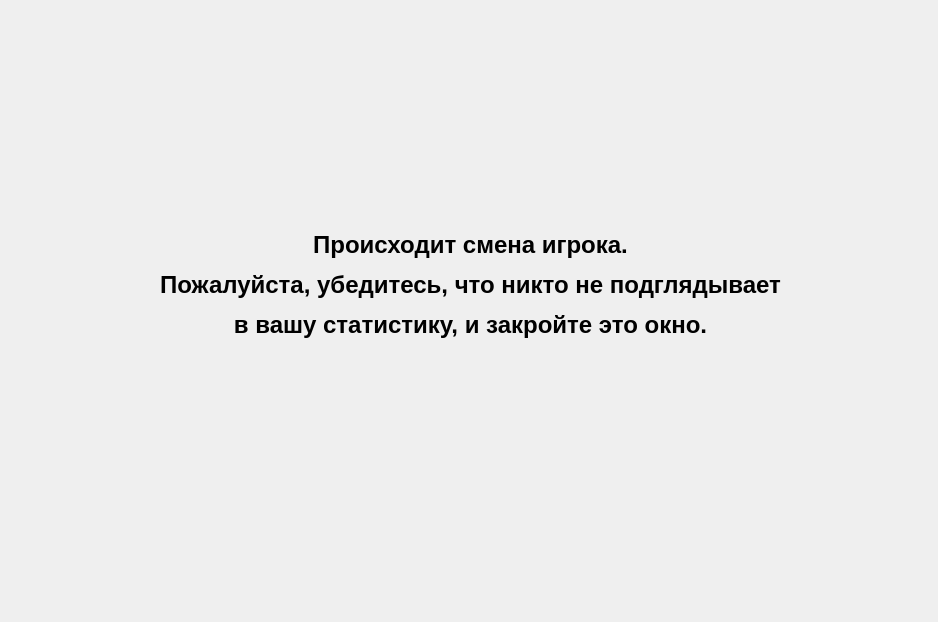
The window that hideplayerstatswindow.ui (Saham9tka/for_bots) describes before a commit, drawn with Qt 5.
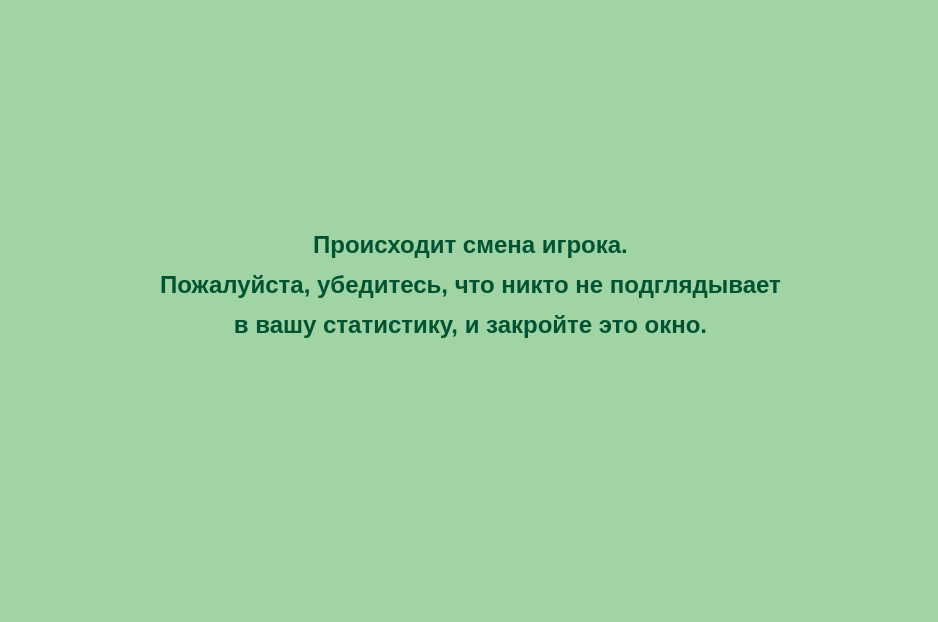
The same window after the commit.

Patch:
```diff
--- a/hideplayerstatswindow.ui
+++ b/hideplayerstatswindow.ui
@@ -10,6 +10,286 @@
     <height>622</height>
    </rect>
   </property>
+  <property name="palette">
+   <palette>
+    <active>
+     <colorrole role="Button">
+      <brush brushstyle="SolidPattern">
+       <color alpha="255">
+        <red>240</red>
+        <green>221</green>
+        <blue>177</blue>
+       </color>
+      </brush>
+     </colorrole>
+     <colorrole role="Light">
+      <brush brushstyle="SolidPattern">
+       <color alpha="255">
+        <red>255</red>
+        <green>255</green>
+        <blue>255</blue>
+       </color>
+      </brush>
+     </colorrole>
+     <colorrole role="Text">
+      <brush brushstyle="SolidPattern">
+       <color alpha="255">
+        <red>2</red>
+        <green>83</green>
+        <blue>49</blue>
+       </color>
+      </brush>
+     </colorrole>
+     <colorrole role="BrightText">
+      <brush brushstyle="SolidPattern">
+       <color alpha="255">
+        <red>0</red>
+        <green>0</green>
+        <blue>0</blue>
+       </color>
+      </brush>
+     </colorrole>
+     <colorrole role="ButtonText">
+      <brush brushstyle="SolidPattern">
+       <color alpha="255">
+        <red>85</red>
+        <green>69</green>
+        <blue>40</blue>
+       </color>
+      </brush>
+     </colorrole>
+     <colorrole role="Base">
+      <brush brushstyle="SolidPattern">
+       <color alpha="255">
+        <red>215</red>
+        <green>240</green>
+        <blue>209</blue>
+       </color>
+      </brush>
+     </colorrole>
+     <colorrole role="Window">
+      <brush brushstyle="SolidPattern">
+       <color alpha="255">
+        <red>160</red>
+        <green>212</green>
+        <blue>164</blue>
+       </color>
+      </brush>
+     </colorrole>
+     <colorrole role="Highlight">
+      <brush brushstyle="SolidPattern">
+       <color alpha="255">
+        <red>89</red>
+        <green>159</green>
+        <blue>118</blue>
+       </color>
+      </brush>
+     </colorrole>
+     <colorrole role="HighlightedText">
+      <brush brushstyle="SolidPattern">
+       <color alpha="255">
+        <red>211</red>
+        <green>240</green>
+        <blue>191</blue>
+       </color>
+      </brush>
+     </colorrole>
+     <colorrole role="AlternateBase">
+      <brush brushstyle="SolidPattern">
+       <color alpha="255">
+        <red>186</red>
+        <green>223</green>
+        <blue>180</blue>
+       </color>
+      </brush>
+     </colorrole>
+     <colorrole role="ToolTipText">
+      <brush brushstyle="SolidPattern">
+       <color alpha="255">
+        <red>0</red>
+        <green>0</green>
+        <blue>0</blue>
+       </color>
+      </brush>
+     </colorrole>
+    </active>
+    <inactive>
+     <colorrole role="Button">
+      <brush brushstyle="SolidPattern">
+       <color alpha="255">
+        <red>240</red>
+        <green>221</green>
+        <blue>177</blue>
+       </color>
+      </brush>
+     </colorrole>
+     <colorrole role="Light">
+      <brush brushstyle="SolidPattern">
+       <color alpha="255">
+        <red>255</red>
+        <green>255</green>
+        <blue>255</blue>
+       </color>
+      </brush>
+     </colorrole>
+     <colorrole role="Text">
+      <brush brushstyle="SolidPattern">
+       <color alpha="255">
+        <red>2</red>
+        <green>83</green>
+        <blue>49</blue>
+       </color>
+      </brush>
+     </colorrole>
+     <colorrole role="BrightText">
+      <brush brushstyle="SolidPattern">
+       <color alpha="255">
+        <red>0</red>
+        <green>0</green>
+        <blue>0</blue>
+       </color>
+      </brush>
+     </colorrole>
+     <colorrole role="ButtonText">
+      <brush brushstyle="SolidPattern">
+       <color alpha="255">
+        <red>85</red>
+        <green>69</green>
+        <blue>40</blue>
+       </color>
+      </brush>
+     </colorrole>
+     <colorrole role="Base">
+      <brush brushstyle="SolidPattern">
+       <color alpha="255">
+        <red>215</red>
+        <green>240</green>
+        <blue>209</blue>
+       </color>
+      </brush>
+     </colorrole>
+     <colorrole role="Window">
+      <brush brushstyle="SolidPattern">
+       <color alpha="255">
+        <red>160</red>
+        <green>212</green>
+        <blue>164</blue>
+       </color>
+      </brush>
+     </colorrole>
+     <colorrole role="Highlight">
+      <brush brushstyle="SolidPattern">
+       <color alpha="255">
+        <red>89</red>
+        <green>159</green>
+        <blue>118</blue>
+       </color>
+      </brush>
+     </colorrole>
+     <colorrole role="HighlightedText">
+      <brush brushstyle="SolidPattern">
+       <color alpha="255">
+        <red>211</red>
+        <green>240</green>
+        <blue>191</blue>
+       </color>
+      </brush>
+     </colorrole>
+     <colorrole role="AlternateBase">
+      <brush brushstyle="SolidPattern">
+       <color alpha="255">
+        <red>186</red>
+        <green>223</green>
+        <blue>180</blue>
+       </color>
+      </brush>
+     </colorrole>
+     <colorrole role="ToolTipText">
+      <brush brushstyle="SolidPattern">
+       <color alpha="255">
+        <red>0</red>
+        <green>0</green>
+        <blue>0</blue>
+       </color>
+      </brush>
+     </colorrole>
+    </inactive>
+    <disabled>
+     <colorrole role="Button">
+      <brush brushstyle="SolidPattern">
+       <color alpha="255">
+        <red>240</red>
+        <green>221</green>
+        <blue>177</blue>
+       </color>
+      </brush>
+     </colorrole>
+     <colorrole role="Light">
+      <brush brushstyle="SolidPattern">
+       <color alpha="255">
+        <red>255</red>
+        <green>255</green>
+        <blue>255</blue>
+       </color>
+      </brush>
+     </colorrole>
+     <colorrole role="BrightText">
+      <brush brushstyle="SolidPattern">
+       <color alpha="255">
+        <red>0</red>
+        <green>0</green>
+        <blue>0</blue>
+       </color>
+      </brush>
+     </colorrole>
+     <colorrole role="Base">
+      <brush brushstyle="SolidPattern">
+       <color alpha="255">
+        <red>160</red>
+        <green>212</green>
+        <blue>164</blue>
+       </color>
+      </brush>
+     </colorrole>
+     <colorrole role="Window">
+      <brush brushstyle="SolidPattern">
+       <color alpha="255">
+        <red>160</red>
+        <green>212</green>
+        <blue>164</blue>
+       </color>
+      </brush>
+     </colorrole>
+     <colorrole role="HighlightedText">
+      <brush brushstyle="SolidPattern">
+       <color alpha="255">
+        <red>211</red>
+        <green>240</green>
+        <blue>191</blue>
+       </color>
+      </brush>
+     </colorrole>
+     <colorrole role="AlternateBase">
+      <brush brushstyle="SolidPattern">
+       <color alpha="255">
+        <red>186</red>
+        <green>223</green>
+        <blue>180</blue>
+       </color>
+      </brush>
+     </colorrole>
+     <colorrole role="ToolTipText">
+      <brush brushstyle="SolidPattern">
+       <color alpha="255">
+        <red>0</red>
+        <green>0</green>
+        <blue>0</blue>
+       </color>
+      </brush>
+     </colorrole>
+    </disabled>
+   </palette>
+  </property>
   <property name="windowTitle">
    <string>Form</string>
   </property>
@@ -22,6 +302,304 @@
      <height>231</height>
     </rect>
    </property>
+   <property name="palette">
+    <palette>
+     <active>
+      <colorrole role="WindowText">
+       <brush brushstyle="SolidPattern">
+        <color alpha="255">
+         <red>2</red>
+         <green>83</green>
+         <blue>49</blue>
+        </color>
+       </brush>
+      </colorrole>
+      <colorrole role="Button">
+       <brush brushstyle="SolidPattern">
+        <color alpha="255">
+         <red>240</red>
+         <green>221</green>
+         <blue>177</blue>
+        </color>
+       </brush>
+      </colorrole>
+      <colorrole role="Light">
+       <brush brushstyle="SolidPattern">
+        <color alpha="255">
+         <red>255</red>
+         <green>255</green>
+         <blue>255</blue>
+        </color>
+       </brush>
+      </colorrole>
+      <colorrole role="Text">
+       <brush brushstyle="SolidPattern">
+        <color alpha="255">
+         <red>2</red>
+         <green>83</green>
+         <blue>49</blue>
+        </color>
+       </brush>
+      </colorrole>
+      <colorrole role="BrightText">
+       <brush brushstyle="SolidPattern">
+        <color alpha="255">
+         <red>2</red>
+         <green>83</green>
+         <blue>49</blue>
+        </color>
+       </brush>
+      </colorrole>
+      <colorrole role="ButtonText">
+       <brush brushstyle="SolidPattern">
+        <color alpha="255">
+         <red>85</red>
+         <green>69</green>
+         <blue>40</blue>
+        </color>
+       </brush>
+      </colorrole>
+      <colorrole role="Base">
+       <brush brushstyle="SolidPattern">
+        <color alpha="255">
+         <red>215</red>
+         <green>240</green>
+         <blue>209</blue>
+        </color>
+       </brush>
+      </colorrole>
+      <colorrole role="Window">
+       <brush brushstyle="SolidPattern">
+        <color alpha="255">
+         <red>160</red>
+         <green>212</green>
+         <blue>164</blue>
+        </color>
+       </brush>
+      </colorrole>
+      <colorrole role="Highlight">
+       <brush brushstyle="SolidPattern">
+        <color alpha="255">
+         <red>89</red>
+         <green>159</green>
+         <blue>118</blue>
+        </color>
+       </brush>
+      </colorrole>
+      <colorrole role="HighlightedText">
+       <brush brushstyle="SolidPattern">
+        <color alpha="255">
+         <red>211</red>
+         <green>240</green>
+         <blue>191</blue>
+        </color>
+       </brush>
+      </colorrole>
+      <colorrole role="AlternateBase">
+       <brush brushstyle="SolidPattern">
+        <color alpha="255">
+         <red>186</red>
+         <green>223</green>
+         <blue>180</blue>
+        </color>
+       </brush>
+      </colorrole>
+      <colorrole role="ToolTipText">
+       <brush brushstyle="SolidPattern">
+        <color alpha="255">
+         <red>2</red>
+         <green>83</green>
+         <blue>49</blue>
+        </color>
+       </brush>
+      </colorrole>
+     </active>
+     <inactive>
+      <colorrole role="WindowText">
+       <brush brushstyle="SolidPattern">
+        <color alpha="255">
+         <red>2</red>
+         <green>83</green>
+         <blue>49</blue>
+        </color>
+       </brush>
+      </colorrole>
+      <colorrole role="Button">
+       <brush brushstyle="SolidPattern">
+        <color alpha="255">
+         <red>240</red>
+         <green>221</green>
+         <blue>177</blue>
+        </color>
+       </brush>
+      </colorrole>
+      <colorrole role="Light">
+       <brush brushstyle="SolidPattern">
+        <color alpha="255">
+         <red>255</red>
+         <green>255</green>
+         <blue>255</blue>
+        </color>
+       </brush>
+      </colorrole>
+      <colorrole role="Text">
+       <brush brushstyle="SolidPattern">
+        <color alpha="255">
+         <red>2</red>
+         <green>83</green>
+         <blue>49</blue>
+        </color>
+       </brush>
+      </colorrole>
+      <colorrole role="BrightText">
+       <brush brushstyle="SolidPattern">
+        <color alpha="255">
+         <red>2</red>
+         <green>83</green>
+         <blue>49</blue>
+        </color>
+       </brush>
+      </colorrole>
+      <colorrole role="ButtonText">
+       <brush brushstyle="SolidPattern">
+        <color alpha="255">
+         <red>85</red>
+         <green>69</green>
+         <blue>40</blue>
+        </color>
+       </brush>
+      </colorrole>
+      <colorrole role="Base">
+       <brush brushstyle="SolidPattern">
+        <color alpha="255">
+         <red>215</red>
+         <green>240</green>
+         <blue>209</blue>
+        </color>
+       </brush>
+      </colorrole>
+      <colorrole role="Window">
+       <brush brushstyle="SolidPattern">
+        <color alpha="255">
+         <red>160</red>
+         <green>212</green>
+         <blue>164</blue>
+        </color>
+       </brush>
+      </colorrole>
+      <colorrole role="Highlight">
+       <brush brushstyle="SolidPattern">
+        <color alpha="255">
+         <red>89</red>
+         <green>159</green>
+         <blue>118</blue>
+        </color>
+       </brush>
+      </colorrole>
+      <colorrole role="HighlightedText">
+       <brush brushstyle="SolidPattern">
+        <color alpha="255">
+         <red>211</red>
+         <green>240</green>
+         <blue>191</blue>
+        </color>
+       </brush>
+      </colorrole>
+      <colorrole role="AlternateBase">
+       <brush brushstyle="SolidPattern">
+        <color alpha="255">
+         <red>186</red>
+         <green>223</green>
+         <blue>180</blue>
+        </color>
+       </brush>
+      </colorrole>
+      <colorrole role="ToolTipText">
+       <brush brushstyle="SolidPattern">
+        <color alpha="255">
+         <red>2</red>
+         <green>83</green>
+         <blue>49</blue>
+        </color>
+       </brush>
+      </colorrole>
+     </inactive>
+     <disabled>
+      <colorrole role="Button">
+       <brush brushstyle="SolidPattern">
+        <color alpha="255">
+         <red>240</red>
+         <green>221</green>
+         <blue>177</blue>
+        </color>
+       </brush>
+      </colorrole>
+      <colorrole role="Light">
+       <brush brushstyle="SolidPattern">
+        <color alpha="255">
+         <red>255</red>
+         <green>255</green>
+         <blue>255</blue>
+        </color>
+       </brush>
+      </colorrole>
+      <colorrole role="BrightText">
+       <brush brushstyle="SolidPattern">
+        <color alpha="255">
+         <red>2</red>
+         <green>83</green>
+         <blue>49</blue>
+        </color>
+       </brush>
+      </colorrole>
+      <colorrole role="Base">
+       <brush brushstyle="SolidPattern">
+        <color alpha="255">
+         <red>160</red>
+         <green>212</green>
+         <blue>164</blue>
+        </color>
+       </brush>
+      </colorrole>
+      <colorrole role="Window">
+       <brush brushstyle="SolidPattern">
+        <color alpha="255">
+         <red>160</red>
+         <green>212</green>
+         <blue>164</blue>
+        </color>
+       </brush>
+      </colorrole>
+      <colorrole role="HighlightedText">
+       <brush brushstyle="SolidPattern">
+        <color alpha="255">
+         <red>211</red>
+         <green>240</green>
+         <blue>191</blue>
+        </color>
+       </brush>
+      </colorrole>
+      <colorrole role="AlternateBase">
+       <brush brushstyle="SolidPattern">
+        <color alpha="255">
+         <red>186</red>
+         <green>223</green>
+         <blue>180</blue>
+        </color>
+       </brush>
+      </colorrole>
+      <colorrole role="ToolTipText">
+       <brush brushstyle="SolidPattern">
+        <color alpha="255">
+         <red>2</red>
+         <green>83</green>
+         <blue>49</blue>
+        </color>
+       </brush>
+      </colorrole>
+     </disabled>
+    </palette>
+   </property>
    <property name="font">
     <font>
      <pointsize>18</pointsize>
```
